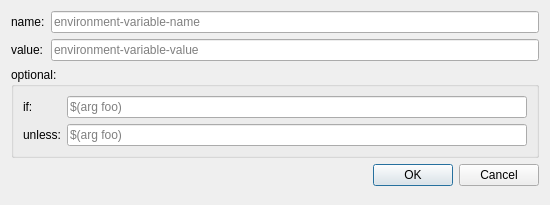
First picture: the form in rxDev/src/tagItems/envEdit.ui, repository songxuchao/rxdeveloper-ros-pkg, before the edit.
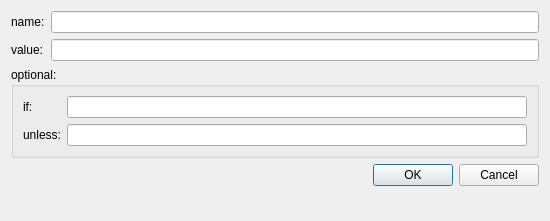
Second picture: the form after the edit. Icons and pictures are not drawn.

The edit to the form file:
```diff
--- a/rxDev/src/tagItems/envEdit.ui
+++ b/rxDev/src/tagItems/envEdit.ui
@@ -7,7 +7,7 @@
     <x>0</x>
     <y>0</y>
     <width>550</width>
-    <height>205</height>
+    <height>221</height>
    </rect>
   </property>
   <property name="windowTitle">
@@ -27,9 +27,12 @@
    </item>
    <item row="0" column="1">
     <widget class="QLineEdit" name="lineEdit_name">
-     <property name="placeholderText">
+     <property name="toolTip">
       <string>environment-variable-name</string>
      </property>
+     <property name="placeholderText">
+      <string/>
+     </property>
     </widget>
    </item>
    <item row="1" column="0">
@@ -41,9 +44,12 @@
    </item>
    <item row="1" column="1">
     <widget class="QLineEdit" name="lineEdit_value">
-     <property name="placeholderText">
+     <property name="toolTip">
       <string>environment-variable-value</string>
      </property>
+     <property name="placeholderText">
+      <string/>
+     </property>
     </widget>
    </item>
    <item row="2" column="0" colspan="2">
@@ -61,9 +67,12 @@
       </item>
       <item row="0" column="1">
        <widget class="QLineEdit" name="lineEdit_if">
-        <property name="placeholderText">
+        <property name="toolTip">
          <string>$(arg foo)</string>
         </property>
+        <property name="placeholderText">
+         <string/>
+        </property>
        </widget>
       </item>
       <item row="1" column="0">
@@ -75,9 +84,12 @@
       </item>
       <item row="1" column="1">
        <widget class="QLineEdit" name="lineEdit_unless">
-        <property name="placeholderText">
+        <property name="toolTip">
          <string>$(arg foo)</string>
         </property>
+        <property name="placeholderText">
+         <string/>
+        </property>
        </widget>
       </item>
      </layout>
```
